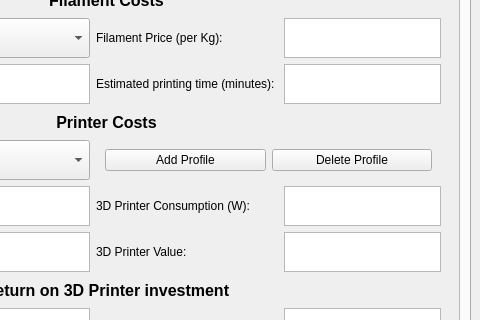
Old version of the form views/main_view.ui in the repository mateustoin/3Dlytic; both pictures show x 267 to 747 and y 94 to 414 of the 747 by 595 pixel window.
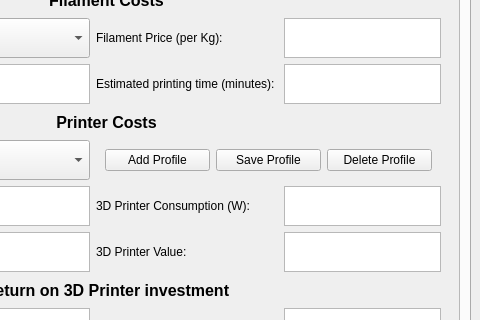
New version of the form. Icons and pictures are not drawn.

Commit message: Adding printer profile features

```diff
--- a/views/main_view.ui
+++ b/views/main_view.ui
@@ -177,7 +177,14 @@
                    </widget>
                   </item>
                   <item>
-                   <widget class="QPushButton" name="pushButton_6">
+                   <widget class="QPushButton" name="p_parameters_3dprinter_save_profile_pushButton">
+                    <property name="text">
+                     <string>Save Profile</string>
+                    </property>
+                   </widget>
+                  </item>
+                  <item>
+                   <widget class="QPushButton" name="p_parameters_3dprinter_delete_profile_pushButton">
                     <property name="text">
                      <string>Delete Profile</string>
                     </property>
```
Left out of the diff: 10 changed lines with no effect on the pictures. The commit also changes 11 other files.
